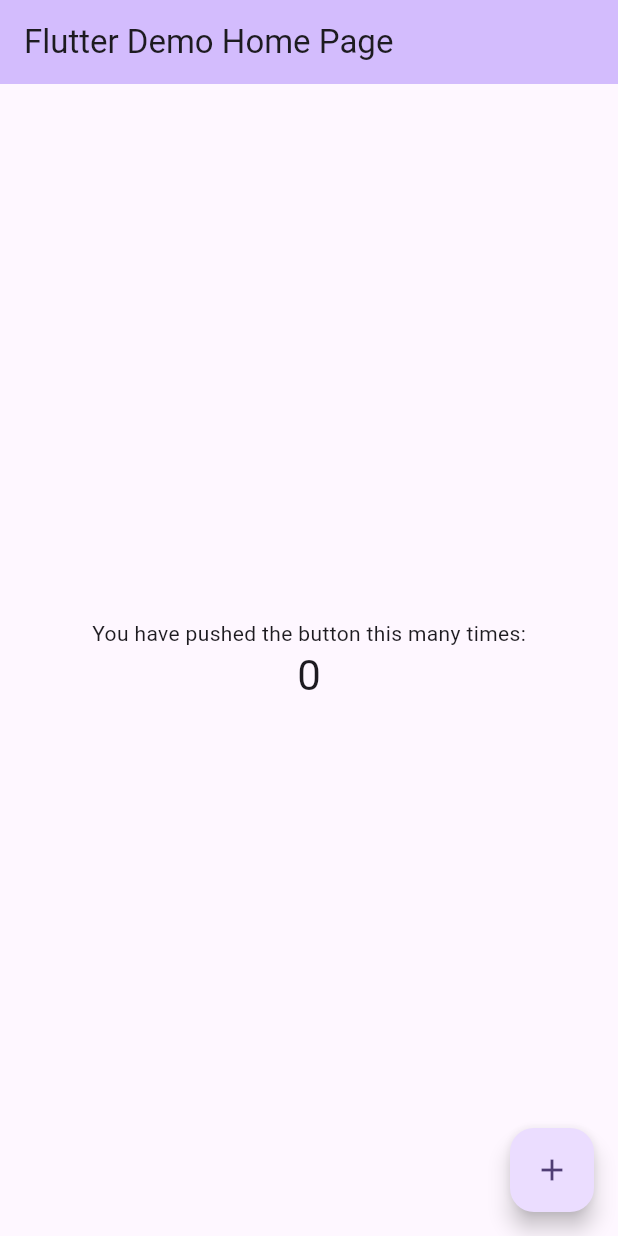
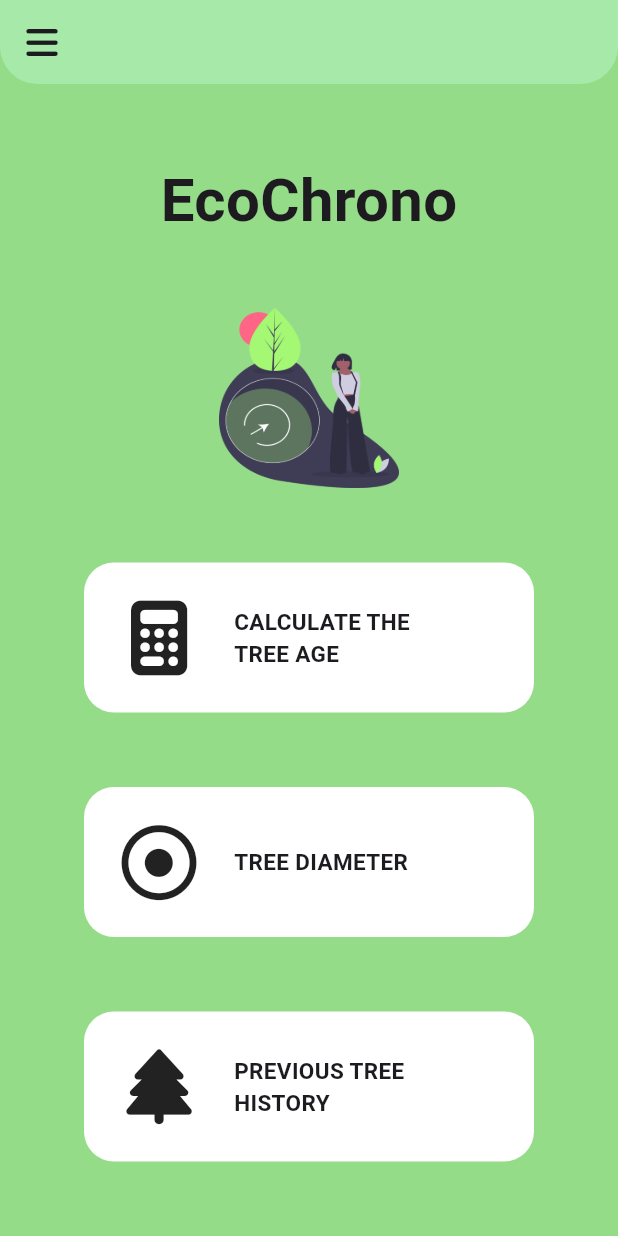
Before and after one commit to IsurGimhan/Software-Development-Group-Project, a Flutter app: the screen it shows after launch, on a phone screen of 412 x 824 dp. Run offline on Flutter 3.47's test engine with Material 3 defaults, Android fonts, the phone set to English and light mode, and no system bars; our stand-ins replace font_awesome_flutter.

Commit message:
first commit

```diff
--- a/flutterFrontend/project_front_end/lib/main.dart
+++ b/flutterFrontend/project_front_end/lib/main.dart
@@ -1,4 +1,5 @@
 import 'package:flutter/material.dart';
+import 'package:font_awesome_flutter/font_awesome_flutter.dart';
 
 void main() {
   runApp(const MyApp());
@@ -13,21 +14,6 @@
     return MaterialApp(
       title: 'Flutter Demo',
       theme: ThemeData(
-        // This is the theme of your application.
-        //
-        // TRY THIS: Try running your application with "flutter run". You'll see
-        // the application has a purple toolbar. Then, without quitting the app,
-        // try changing the seedColor in the colorScheme below to Colors.green
-        // and then invoke "hot reload" (save your changes or press the "hot
-        // reload" button in a Flutter-supported IDE, or press "r" if you used
-        // the command line to start the app).
-        //
-        // Notice that the counter didn't reset back to zero; the application
-        // state is not lost during the reload. To reset the state, use hot
-        // restart instead.
-        //
-        // This works for code too, not just values: Most code changes can be
-        // tested with just a hot reload.
         colorScheme: ColorScheme.fromSeed(seedColor: Colors.deepPurple),
         useMaterial3: true,
       ),
@@ -38,16 +24,6 @@
 
 class MyHomePage extends StatefulWidget {
   const MyHomePage({super.key, required this.title});
-
-  // This widget is the home page of your application. It is stateful, meaning
-  // that it has a State object (defined below) that contains fields that affect
-  // how it looks.
-
-  // This class is the configuration for the state. It holds the values (in this
-  // case the title) provided by the parent (in this case the App widget) and
-  // used by the build method of the State. Fields in a Widget subclass are
-  // always marked "final".
-
   final String title;
 
   @override
@@ -55,71 +31,207 @@
 }
 
 class _MyHomePageState extends State<MyHomePage> {
-  int _counter = 0;
-
-  void _incrementCounter() {
-    setState(() {
-      // This call to setState tells the Flutter framework that something has
-      // changed in this State, which causes it to rerun the build method below
-      // so that the display can reflect the updated values. If we changed
-      // _counter without calling setState(), then the build method would not be
-      // called again, and so nothing would appear to happen.
-      _counter++;
-    });
-  }
-
   @override
   Widget build(BuildContext context) {
-    // This method is rerun every time setState is called, for instance as done
-    // by the _incrementCounter method above.
-    //
-    // The Flutter framework has been optimized to make rerunning build methods
-    // fast, so that you can just rebuild anything that needs updating rather
-    // than having to individually change instances of widgets.
     return Scaffold(
+      backgroundColor: const Color.fromRGBO(149, 220, 137, 1),
       appBar: AppBar(
-        // TRY THIS: Try changing the color here to a specific color (to
-        // Colors.amber, perhaps?) and trigger a hot reload to see the AppBar
-        // change color while the other colors stay the same.
-        backgroundColor: Theme.of(context).colorScheme.inversePrimary,
-        // Here we take the value from the MyHomePage object that was created by
-        // the App.build method, and use it to set our appbar title.
-        title: Text(widget.title),
+        //title: const Text('EcoChrono'),
+        backgroundColor: const Color.fromARGB(255, 166, 233, 168),
+        centerTitle: true,
+        leading: IconButton(
+          onPressed: () {},
+          icon: IconButton(
+            icon: const FaIcon(FontAwesomeIcons.bars),
+            onPressed: () {},
+          ),
+        ),
+        shape: const RoundedRectangleBorder(
+            borderRadius: BorderRadius.only(
+          bottomLeft: Radius.circular(25),
+          bottomRight: Radius.circular(25),
+        )),
       ),
-      body: Center(
-        // Center is a layout widget. It takes a single child and positions it
-        // in the middle of the parent.
-        child: Column(
-          // Column is also a layout widget. It takes a list of children and
-          // arranges them vertically. By default, it sizes itself to fit its
-          // children horizontally, and tries to be as tall as its parent.
-          //
-          // Column has various properties to control how it sizes itself and
-          // how it positions its children. Here we use mainAxisAlignment to
-          // center the children vertically; the main axis here is the vertical
-          // axis because Columns are vertical (the cross axis would be
-          // horizontal).
-          //
-          // TRY THIS: Invoke "debug painting" (choose the "Toggle Debug Paint"
-          // action in the IDE, or press "p" in the console), to see the
-          // wireframe for each widget.
-          mainAxisAlignment: MainAxisAlignment.center,
-          children: <Widget>[
-            const Text(
-              'You have pushed the button this many times:',
+      body: Column(
+        mainAxisAlignment: MainAxisAlignment.spaceEvenly,
+        children: <Widget>[
+          Center(
+            child: Container(
+              // color: const Color.fromARGB(255, 73, 62, 62),
+              width: 300,
+              height: 50,
+              child: const Align(
+                alignment: Alignment.center,
+                child: Text(
+                  'EcoChrono',
+                  style: TextStyle(
+                    fontSize: 40,
+                    fontWeight: FontWeight.bold,
+                  ),
+                ),
+              ),
             ),
-            Text(
-              '$_counter',
-              style: Theme.of(context).textTheme.headlineMedium,
+          ),
+          Center(
+            child: Container(
+              height: 120.0,
+              width: 120.0,
+              decoration: const BoxDecoration(
+                image: DecorationImage(
+                  image: AssetImage('assets/Page01.png'),
+                  fit: BoxFit.fill,
+                ),
+                shape: BoxShape.rectangle,
+                // color: Colors.amber,
+              ),
             ),
-          ],
-        ),
+          ),
+          Center(
+            child: Container(
+              decoration: BoxDecoration(
+                borderRadius: BorderRadius.circular(20),
+                color: const Color.fromARGB(255, 255, 255, 255),
+              ),
+              width: 300,
+              height: 100,
+              child: Row(
+                mainAxisAlignment: MainAxisAlignment.start,
+                children: [
+                  Container(
+                    height: 300,
+                    width: 100,
+                    decoration: BoxDecoration(
+                      borderRadius: BorderRadius.circular(5),
+                      // color: Colors.yellow,
+                    ),
+                    child: const Align(
+                      alignment: Alignment.center,
+                      child: FaIcon(
+                        FontAwesomeIcons.calculator,
+                        size: 50,
+                      ),
+                    ),
+                  ),
+                  Container(
+                    height: 300,
+                    width: 150,
+                    decoration: BoxDecoration(
+                      borderRadius: BorderRadius.circular(5),
+                      // color: Color.fromARGB(255, 13, 37, 252)
+                    ),
+                    child: const Align(
+                      alignment: Alignment.centerLeft,
+                      child: Text(
+                        'CALCULATE THE TREE AGE',
+                        style: TextStyle(
+                          fontSize: 15,
+                          fontWeight: FontWeight.bold,
+                        ),
+                      ),
+                    ),
+                  ),
+                ],
+              ),
+            ),
+          ),
+          Center(
+            child: Container(
+              decoration: BoxDecoration(
+                borderRadius: BorderRadius.circular(20),
+                color: const Color.fromARGB(255, 255, 255, 255),
+              ),
+              width: 300,
+              height: 100,
+              child: Row(
+                mainAxisAlignment: MainAxisAlignment.start,
+                children: [
+                  Container(
+                    height: 300,
+                    width: 100,
+                    decoration: BoxDecoration(
+                      borderRadius: BorderRadius.circular(5),
+                      // color: Colors.yellow,
+                    ),
+                    child: const Align(
+                      alignment: Alignment.center,
+                      child: FaIcon(
+                        FontAwesomeIcons.circleDot,
+                        size: 50,
+                      ),
+                    ),
+                  ),
+                  Container(
+                    height: 300,
+                    width: 150,
+                    decoration: BoxDecoration(
+                      borderRadius: BorderRadius.circular(5),
+                      // color: Color.fromARGB(255, 13, 37, 252)
+                    ),
+                    child: const Align(
+                      alignment: Alignment.centerLeft,
+                      child: Text(
+                        'TREE DIAMETER',
+                        style: TextStyle(
+                          fontSize: 15,
+                          fontWeight: FontWeight.bold,
+                        ),
+                      ),
+                    ),
+                  ),
+                ],
+              ),
+            ),
+          ),
+          Center(
+            child: Container(
+              decoration: BoxDecoration(
+                borderRadius: BorderRadius.circular(20),
+                color: const Color.fromARGB(255, 255, 255, 255),
+              ),
+              width: 300,
+              height: 100,
+              child: Row(
+                mainAxisAlignment: MainAxisAlignment.start,
+                children: [
+                  Container(
+                    height: 300,
+                    width: 100,
+                    decoration: BoxDecoration(
+                      borderRadius: BorderRadius.circular(5),
+                      // color: Colors.yellow,
+                    ),
+                    child: const Align(
+                      alignment: Alignment.center,
+                      child: FaIcon(
+                        FontAwesomeIcons.tree,
+                        size: 50,
+                      ),
+                    ),
+                  ),
+                  Container(
+                    height: 300,
+                    width: 150,
+                    decoration: BoxDecoration(
+                      borderRadius: BorderRadius.circular(5),
+                      // color: Color.fromARGB(255, 13, 37, 252)
+                    ),
+                    child: const Align(
+                      alignment: Alignment.centerLeft,
+                      child: Text(
+                        'PREVIOUS TREE HISTORY',
+                        style: TextStyle(
+                          fontSize: 15,
+                          fontWeight: FontWeight.bold,
+                        ),
+                      ),
+                    ),
+                  ),
+                ],
+              ),
+            ),
+          )
+        ],
       ),
-      floatingActionButton: FloatingActionButton(
-        onPressed: _incrementCounter,
-        tooltip: 'Increment',
-        child: const Icon(Icons.add),
-      ), // This trailing comma makes auto-formatting nicer for build methods.
     );
   }
 }
--- a/flutterFrontend/project_front_end/pubspec.yaml
+++ b/flutterFrontend/project_front_end/pubspec.yaml
@@ -35,6 +35,7 @@ dependencies:
   # The following adds the Cupertino Icons font to your application.
   # Use with the CupertinoIcons class for iOS style icons.
   cupertino_icons: ^1.0.2
+  font_awesome_flutter: ^10.7.0
 
 dev_dependencies:
   flutter_test:
@@ -59,8 +60,8 @@ flutter:
   uses-material-design: true
 
   # To add assets to your application, add an assets section, like this:
-  # assets:
-  #   - images/a_dot_burr.jpeg
+  assets:
+      - assets/Page01.png
   #   - images/a_dot_ham.jpeg
 
   # An image asset can refer to one or more resolution-specific "variants", see
```
Also changed, not shown: flutterFrontend/project_front_end/assets/Page01.png (added), flutterFrontend/project_front_end/pubspec.lock, 1 other file.
